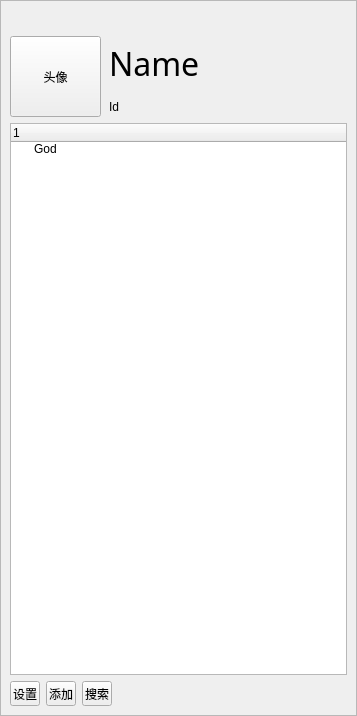
Qt form QQdemo/friendlist.ui (Mine268/chatroom_qt) before a commit.
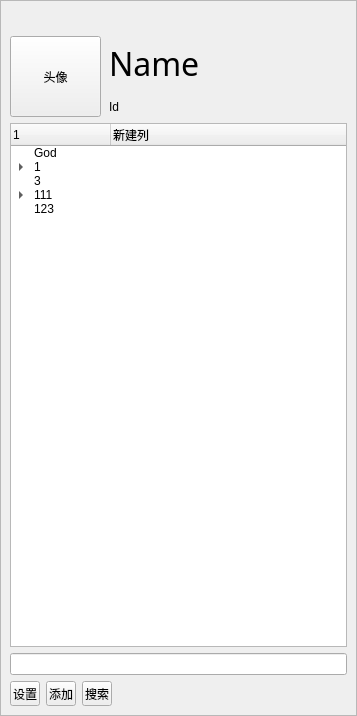
The same form after that commit. Icons and pictures are not drawn.

```diff
--- a/QQdemo/friendlist.ui
+++ b/QQdemo/friendlist.ui
@@ -218,13 +218,71 @@
           <string>1</string>
          </property>
         </column>
+        <column>
+         <property name="text">
+          <string>新建列</string>
+         </property>
+        </column>
         <item>
          <property name="text">
           <string>God</string>
          </property>
+         <property name="text">
+          <string/>
+         </property>
+        </item>
+        <item>
+         <property name="text">
+          <string>1</string>
+         </property>
+         <property name="text">
+          <string/>
+         </property>
+         <item>
+          <property name="text">
+           <string>745</string>
+          </property>
+         </item>
+         <item>
+          <property name="text">
+           <string>45</string>
+          </property>
+         </item>
+        </item>
+        <item>
+         <property name="text">
+          <string>3</string>
+         </property>
+         <property name="text">
+          <string/>
+         </property>
+        </item>
+        <item>
+         <property name="text">
+          <string>111</string>
+         </property>
+         <property name="text">
+          <string/>
+         </property>
+         <item>
+          <property name="text">
+           <string>567</string>
+          </property>
+         </item>
+        </item>
+        <item>
+         <property name="text">
+          <string>123</string>
+         </property>
+         <property name="text">
+          <string/>
+         </property>
         </item>
        </widget>
       </item>
+      <item>
+       <widget class="QLineEdit" name="searchline"/>
+      </item>
       <item>
        <layout class="QHBoxLayout" name="tool_2">
         <item>
```
